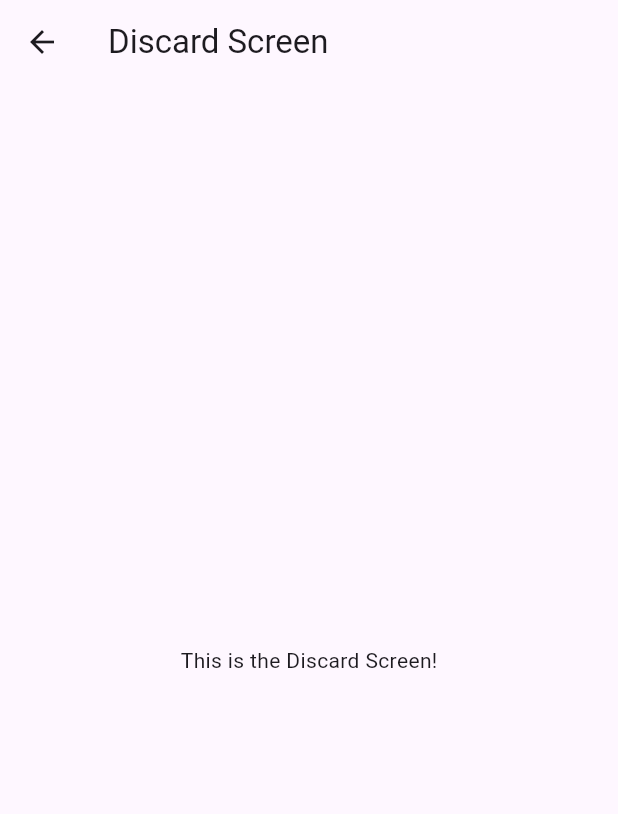
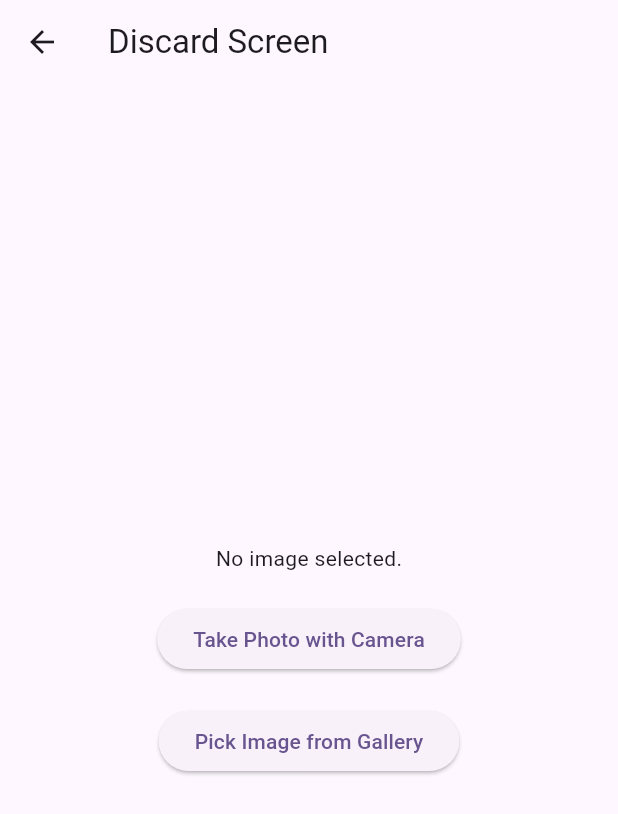
Before and after one commit to ibhaze/Toy-Exchange-Application, a Flutter app: the DiscardScreen screen opened directly, on a phone screen of 412 x 824 dp. Shown: the top 814 px of the screen. Run offline on Flutter 3.47's test engine with Material 3 defaults, Android fonts, the phone set to English and light mode, and no system bars; our stand-ins replace image_picker.

Commit message:
[feat]photo selection feature

```diff
--- /dev/null
+++ b/wishntoss/lib/discard_add_screen.dart
@@ -0,0 +1,68 @@
+import 'dart:io';
+import 'package:flutter/material.dart';
+import 'package:image_picker/image_picker.dart';
+
+class DiscardScreen extends StatefulWidget {
+  const DiscardScreen({super.key});
+
+  @override
+  _DiscardScreenState createState() => _DiscardScreenState();
+}
+
+class _DiscardScreenState extends State<DiscardScreen> {
+  final ImagePicker _picker = ImagePicker();
+  XFile? _image;
+
+  // take a picture with camera
+  Future<void> _takePhoto() async {
+    final pickedImage = await _picker.pickImage(source: ImageSource.camera);
+    if (pickedImage != null) {
+      setState(() {
+        _image = pickedImage;
+      });
+    }
+  }
+
+  // take picture from gallery
+  Future<void> _pickImageFromGallery() async {
+    final pickedImage = await _picker.pickImage(source: ImageSource.gallery);
+    if (pickedImage != null) {
+      setState(() {
+        _image = pickedImage;
+      });
+    }
+  }
+
+  @override
+  Widget build(BuildContext context) {
+    return Scaffold(
+      appBar: AppBar(
+        title: const Text('Discard Screen'),
+      ),
+      body: Center(
+        child: Column(
+          mainAxisAlignment: MainAxisAlignment.center,
+          children: [
+            _image == null
+                ? const Text('No image selected.')
+                : Image.file(
+                    File(_image!.path),
+                    width: 300,
+                    height: 300,
+                  ),
+            const SizedBox(height: 20),
+            ElevatedButton(
+              onPressed: _takePhoto,
+              child: const Text('Take Photo with Camera'),
+            ),
+            const SizedBox(height: 20),
+            ElevatedButton(
+              onPressed: _pickImageFromGallery,
+              child: const Text('Pick Image from Gallery'),
+            ),
+          ],
+        ),
+      ),
+    );
+  }
+}
--- a/wishntoss/lib/discard_screen.dart
+++ /dev/null
@@ -1,17 +0,0 @@
-import 'package:flutter/material.dart';
-
-class DiscardScreen extends StatelessWidget {
-  const DiscardScreen({super.key});
-
-  @override
-  Widget build(BuildContext context) {
-    return Scaffold(
-      appBar: AppBar(
-        title: const Text('Discard Screen'),
-      ),
-      body: Center(
-        child: Text('This is the Discard Screen!'),
-      ),
-    );
-  }
-}
--- a/wishntoss/lib/main.dart
+++ b/wishntoss/lib/main.dart
@@ -1,5 +1,5 @@
 import 'package:flutter/material.dart';
-import 'discard_screen.dart'; // discard_screen 파일을 import
+import 'discard_add_screen.dart';
 
 void main() {
   runApp(const MyApp());
--- a/wishntoss/pubspec.yaml
+++ b/wishntoss/pubspec.yaml
@@ -30,6 +30,7 @@ environment:
 dependencies:
   flutter:
     sdk: flutter
+  #image upload
   image_picker: ^0.8.7+3
 
 
```
Also changed, not shown: 5 other files.
